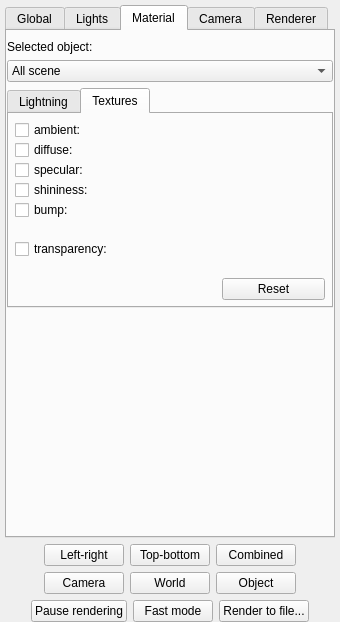
Old version of the form gui/SidePanel.ui in the repository maximlevitsky/cgrender.
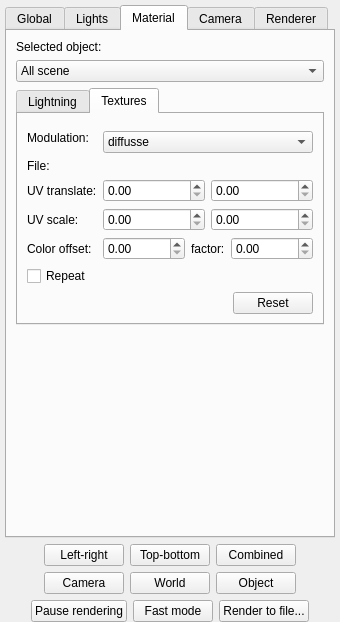
New version of the form. The open tabs and pages were chosen to show the change. Custom widgets are drawn as their Qt base class.

Commit message: texture menu finally takes shape

The edit to the form file:
```diff
--- a/gui/SidePanel.ui
+++ b/gui/SidePanel.ui
@@ -681,13 +681,7 @@
       <attribute name="title">
        <string>Material</string>
       </attribute>
-      <layout class="QVBoxLayout" name="_17">
-       <property name="leftMargin">
-        <number>0</number>
-       </property>
-       <property name="rightMargin">
-        <number>0</number>
-       </property>
+      <layout class="QVBoxLayout" name="verticalLayout">
        <item>
         <widget class="QLabel" name="label_9">
          <property name="text">
@@ -838,13 +832,14 @@
            <string>Textures</string>
           </attribute>
           <layout class="QGridLayout" name="gridLayout_2">
-           <property name="margin">
-            <number>6</number>
-           </property>
-           <property name="spacing">
-            <number>0</number>
-           </property>
-           <item row="0" column="1" colspan="2">
+           <item row="2" column="0">
+            <widget class="QLabel" name="label_7">
+             <property name="text">
+              <string>File:</string>
+             </property>
+            </widget>
+           </item>
+           <item row="2" column="1" colspan="3">
             <widget class="FileChooser" name="widget_8" native="true">
              <property name="sizePolicy">
               <sizepolicy hsizetype="Expanding" vsizetype="Preferred">
@@ -854,105 +849,153 @@
              </property>
             </widget>
            </item>
-           <item row="1" column="0">
-            <widget class="QCheckBox" name="checkBox_5">
-             <property name="text">
-              <string>diffuse:</string>
-             </property>
-            </widget>
-           </item>
-           <item row="5" column="0" rowspan="2">
-            <widget class="QCheckBox" name="checkBox_8">
-             <property name="text">
-              <string>transparency:</string>
-             </property>
-            </widget>
-           </item>
-           <item row="5" column="1" rowspan="2" colspan="2">
-            <widget class="FileChooser" name="widget_11" native="true">
-             <property name="sizePolicy">
-              <sizepolicy hsizetype="Expanding" vsizetype="Preferred">
-               <horstretch>0</horstretch>
-               <verstretch>0</verstretch>
-              </sizepolicy>
-             </property>
-            </widget>
-           </item>
-           <item row="4" column="1" colspan="2">
-            <widget class="FileChooser" name="widget_12" native="true">
-             <property name="sizePolicy">
-              <sizepolicy hsizetype="Expanding" vsizetype="Preferred">
-               <horstretch>0</horstretch>
-               <verstretch>0</verstretch>
-              </sizepolicy>
-             </property>
-            </widget>
-           </item>
-           <item row="2" column="1" colspan="2">
-            <widget class="FileChooser" name="widget_10" native="true">
-             <property name="sizePolicy">
-              <sizepolicy hsizetype="Expanding" vsizetype="Preferred">
-               <horstretch>0</horstretch>
-               <verstretch>0</verstretch>
-              </sizepolicy>
-             </property>
-            </widget>
-           </item>
            <item row="3" column="0">
-            <widget class="QCheckBox" name="checkBox_10">
+            <widget class="QLabel" name="label_8">
              <property name="text">
-              <string>shininess:</string>
+              <string>UV translate:</string>
              </property>
             </widget>
            </item>
-           <item row="1" column="1" colspan="2">
-            <widget class="FileChooser" name="widget_9" native="true">
-             <property name="sizePolicy">
-              <sizepolicy hsizetype="Expanding" vsizetype="Preferred">
-               <horstretch>0</horstretch>
-               <verstretch>0</verstretch>
-              </sizepolicy>
-             </property>
-            </widget>
-           </item>
-           <item row="2" column="0">
-            <widget class="QCheckBox" name="checkBox_6">
-             <property name="text">
-              <string>specular:</string>
-             </property>
-            </widget>
-           </item>
-           <item row="0" column="0">
-            <widget class="QCheckBox" name="checkBox_7">
-             <property name="text">
-              <string>ambient:</string>
-             </property>
-            </widget>
-           </item>
-           <item row="3" column="1" colspan="2">
-            <widget class="FileChooser" name="widget_13" native="true">
-             <property name="sizePolicy">
-              <sizepolicy hsizetype="Expanding" vsizetype="Preferred">
-               <horstretch>0</horstretch>
-               <verstretch>0</verstretch>
-              </sizepolicy>
-             </property>
-            </widget>
+           <item row="3" column="1" colspan="3">
+            <layout class="QHBoxLayout" name="horizontalLayout_2">
+             <item>
+              <widget class="QDoubleSpinBox" name="doubleSpinBox_3">
+               <property name="prefix">
+                <string/>
+               </property>
+               <property name="suffix">
+                <string> </string>
+               </property>
+              </widget>
+             </item>
+             <item>
+              <widget class="QDoubleSpinBox" name="doubleSpinBox_4">
+               <property name="prefix">
+                <string/>
+               </property>
+              </widget>
+             </item>
+            </layout>
            </item>
            <item row="4" column="0">
-            <widget class="QCheckBox" name="checkBox_9">
+            <widget class="QLabel" name="label_11">
              <property name="text">
-              <string>bump:</string>
+              <string>UV scale:</string>
              </property>
             </widget>
            </item>
-           <item row="7" column="2">
+           <item row="5" column="0">
+            <widget class="QLabel" name="label_12">
+             <property name="text">
+              <string>Color offset: </string>
+             </property>
+            </widget>
+           </item>
+           <item row="5" column="1" colspan="3">
+            <layout class="QHBoxLayout" name="horizontalLayout_8">
+             <item>
+              <widget class="QDoubleSpinBox" name="doubleSpinBox_7">
+               <property name="sizePolicy">
+                <sizepolicy hsizetype="Expanding" vsizetype="Fixed">
+                 <horstretch>0</horstretch>
+                 <verstretch>0</verstretch>
+                </sizepolicy>
+               </property>
+              </widget>
+             </item>
+             <item>
+              <widget class="QLabel" name="label_13">
+               <property name="text">
+                <string>factor:</string>
+               </property>
+              </widget>
+             </item>
+             <item>
+              <widget class="QDoubleSpinBox" name="doubleSpinBox_8">
+               <property name="sizePolicy">
+                <sizepolicy hsizetype="Expanding" vsizetype="Fixed">
+                 <horstretch>0</horstretch>
+                 <verstretch>0</verstretch>
+                </sizepolicy>
+               </property>
+              </widget>
+             </item>
+            </layout>
+           </item>
+           <item row="6" column="0" colspan="3">
+            <widget class="QCheckBox" name="checkBox_2">
+             <property name="text">
+              <string>Repeat</string>
+             </property>
+            </widget>
+           </item>
+           <item row="7" column="3">
             <widget class="QPushButton" name="pushButton_7">
              <property name="text">
               <string>Reset</string>
              </property>
             </widget>
            </item>
+           <item row="0" column="0" rowspan="2">
+            <widget class="QLabel" name="label_6">
+             <property name="text">
+              <string>Modulation:</string>
+             </property>
+            </widget>
+           </item>
+           <item row="1" column="1" colspan="3">
+            <widget class="QComboBox" name="comboBox">
+             <property name="sizePolicy">
+              <sizepolicy hsizetype="Expanding" vsizetype="Fixed">
+               <horstretch>0</horstretch>
+               <verstretch>0</verstretch>
+              </sizepolicy>
+             </property>
+             <property name="currentIndex">
+              <number>1</number>
+             </property>
+             <item>
+              <property name="text">
+               <string>ambient</string>
+              </property>
+             </item>
+             <item>
+              <property name="text">
+               <string>diffusse</string>
+              </property>
+             </item>
+             <item>
+              <property name="text">
+               <string>specular</string>
+              </property>
+             </item>
+             <item>
+              <property name="text">
+               <string>shininess</string>
+              </property>
+             </item>
+             <item>
+              <property name="text">
+               <string>transparency</string>
+              </property>
+             </item>
+             <item>
+              <property name="text">
+               <string>bump map</string>
+              </property>
+             </item>
+            </widget>
+           </item>
+           <item row="4" column="1" colspan="3">
+            <layout class="QHBoxLayout" name="horizontalLayout_7">
+             <item>
+              <widget class="QDoubleSpinBox" name="doubleSpinBox_5"/>
+             </item>
+             <item>
+              <widget class="QDoubleSpinBox" name="doubleSpinBox_6"/>
+             </item>
+            </layout>
+           </item>
           </layout>
          </widget>
         </widget>
```
Left out of the diff: 2 changed lines with no effect on the pictures.
